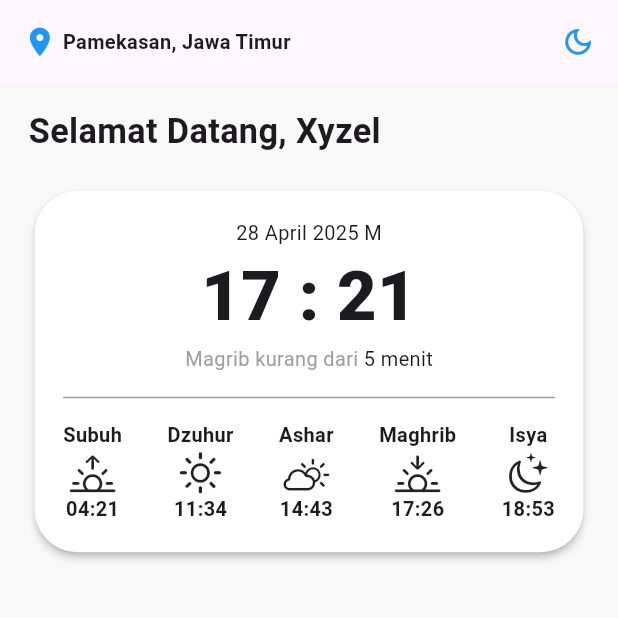
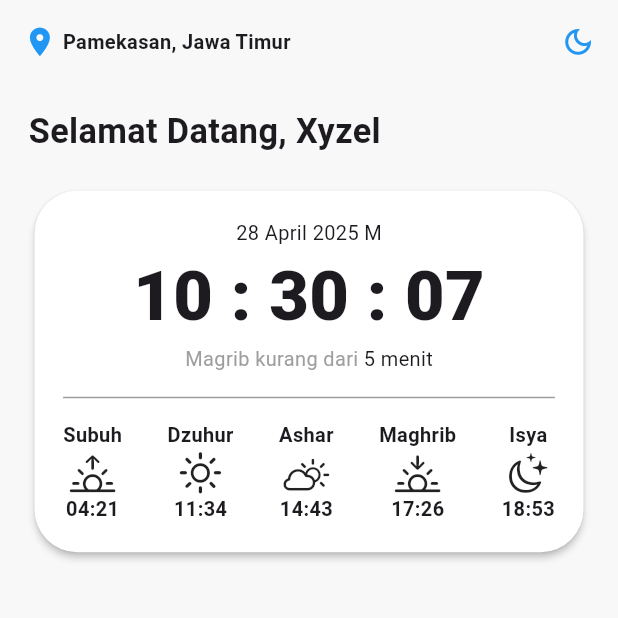
Before and after one commit to Ridhowalid01/sholat_reminder, a Flutter app: the screen it shows after launch, on a phone screen of 412 x 824 dp, the top half of it. Run offline on Flutter 3.47's test engine with Material 3 defaults, Android fonts, the phone set to English and light mode, and no system bars; our stand-ins replace bloc, flutter_bloc, flutter_screenutil.

```diff
--- /dev/null
+++ b/lib/bloc/bloc.dart
@@ -0,0 +1,31 @@
+import 'dart:async';
+import 'package:bloc/bloc.dart';
+import 'package:intl/intl.dart';
+import 'package:sholat_reminder/bloc/state.dart';
+
+import 'event.dart';
+
+class ClockBloc extends Bloc<ClockEvent, ClockState> {
+  late Timer _timer;
+
+  ClockBloc() : super(ClockState(_formatTime(DateTime.now()))) {
+    _timer = Timer.periodic(const Duration(seconds: 1), (timer) {
+      final now = DateTime.now();
+      add(Tick(now));
+    });
+
+    on<Tick>((event, emit) {
+      emit(ClockState(_formatTime(event.currentTime)));
+    });
+  }
+
+  static String _formatTime(DateTime time) {
+    return DateFormat('HH : mm : ss').format(time);
+  }
+
+  @override
+  Future<void> close() {
+    _timer.cancel();
+    return super.close();
+  }
+}
--- /dev/null
+++ b/lib/bloc/event.dart
@@ -0,0 +1,6 @@
+abstract class ClockEvent {}
+
+class Tick extends ClockEvent {
+  final DateTime currentTime;
+  Tick(this.currentTime);
+}
--- /dev/null
+++ b/lib/bloc/state.dart
@@ -0,0 +1,4 @@
+class ClockState {
+  final String formattedTime;
+  ClockState(this.formattedTime);
+}
--- a/lib/main.dart
+++ b/lib/main.dart
@@ -1,22 +1,30 @@
 import 'package:flutter/material.dart';
+import 'package:flutter_bloc/flutter_bloc.dart';
 import 'package:flutter_screenutil/flutter_screenutil.dart';
 import 'package:sholat_reminder/pages/home_screen.dart';
 
-void main(){
-  runApp(const MyApp());
+import 'bloc/bloc.dart';
+
+void main() {
+  runApp(MyApp());
 }
 
 class MyApp extends StatelessWidget {
-  const MyApp({super.key});
+  MyApp({super.key});
+
+  final ClockBloc clockBloc = ClockBloc();
 
   @override
   Widget build(BuildContext context) {
-    return const ScreenUtilInit(
-      designSize: Size(411.4, 866.2),
-      child: MaterialApp(
-        title: 'Sholat Reminder App',
-        debugShowCheckedModeBanner: false,
-        home: HomeScreen()
+    return ScreenUtilInit(
+      designSize: const Size(411.4, 866.2),
+      child: BlocProvider(
+        create: (_) => clockBloc,
+        child: const MaterialApp(
+            title: 'Sholat Reminder App',
+            debugShowCheckedModeBanner: false,
+            home: HomeScreen()
+        ),
       ),
     );
   }
--- a/lib/pages/home_screen.dart
+++ b/lib/pages/home_screen.dart
@@ -1,6 +1,9 @@
 import 'package:flutter/material.dart';
+import 'package:flutter_bloc/flutter_bloc.dart';
 import 'package:flutter_screenutil/flutter_screenutil.dart';
 
+import '../bloc/bloc.dart';
+import '../bloc/state.dart';
 import '../utils/colors/app_colors.dart';
 import '../widgets/prayer_times_row.dart';
 import '../models/prayer_time_data.dart';
@@ -14,6 +17,7 @@ class HomeScreen extends StatelessWidget {
       backgroundColor: LightAppColors.backgroundColor,
       appBar: AppBar(
         leadingWidth: 250,
+        backgroundColor: LightAppColors.backgroundColor,
         leading: Container(
           padding: EdgeInsets.only(left: 16.r),
           child: Row(
@@ -78,19 +82,24 @@ class HomeScreen extends StatelessWidget {
                               "28 April 2025 M",
                               style: TextStyle(fontSize: 14.r),
                             ),
-                            Text(
-                              "17 : 21",
-                              style: TextStyle(
-                                fontSize: 48.r,
-                                fontWeight: FontWeight.w800,
-                              ),
+                            BlocBuilder<ClockBloc, ClockState>(
+                              builder: (context, state) {
+                                return Text(
+                                  state.formattedTime,
+                                  style: TextStyle(
+                                    fontSize: 48.r,
+                                    fontWeight: FontWeight.w800,
+                                  ),
+                                );
+                              },
                             ),
                             Row(
                               mainAxisAlignment: MainAxisAlignment.center,
                               children: [
                                 Text(
                                   "Magrib kurang dari ",
-                                  style: TextStyle(fontSize: 14.r, color: Colors.grey),
+                                  style: TextStyle(
+                                      fontSize: 14.r, color: Colors.grey),
                                 ),
                                 Text(
                                   "5 menit",
--- a/pubspec.yaml
+++ b/pubspec.yaml
@@ -38,6 +38,7 @@ dependencies:
   bloc: ^9.0.0
   flutter_bloc: ^9.1.1
   flutter_screenutil: ^5.9.3
+  intl: ^0.20.2
 
 dev_dependencies:
   flutter_test:
```
Also changed, not shown: pubspec.lock, 1 other file.
